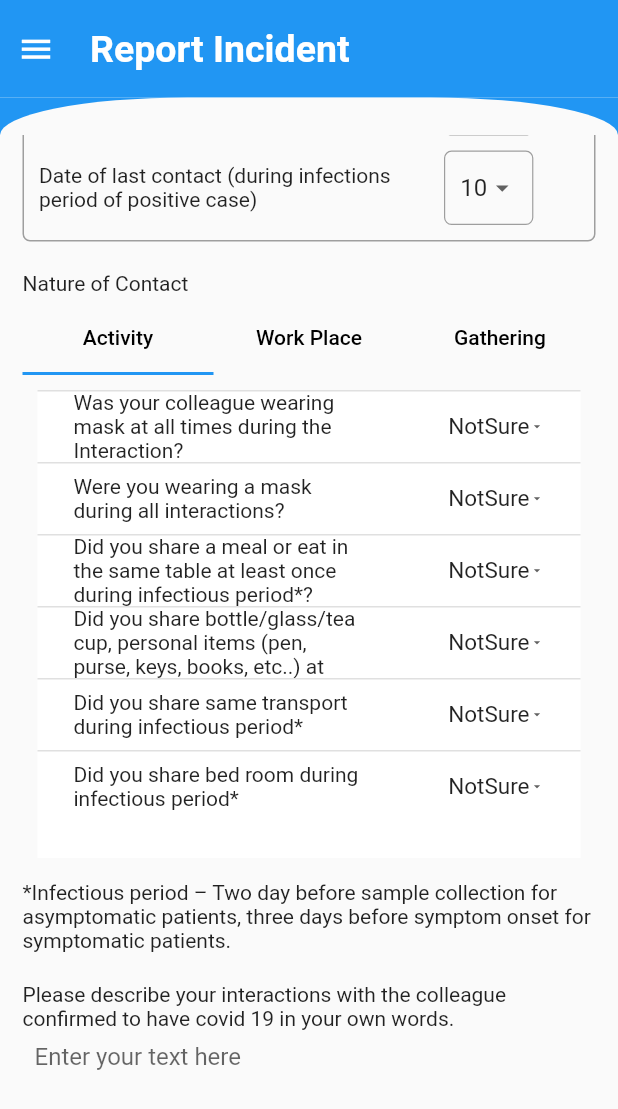
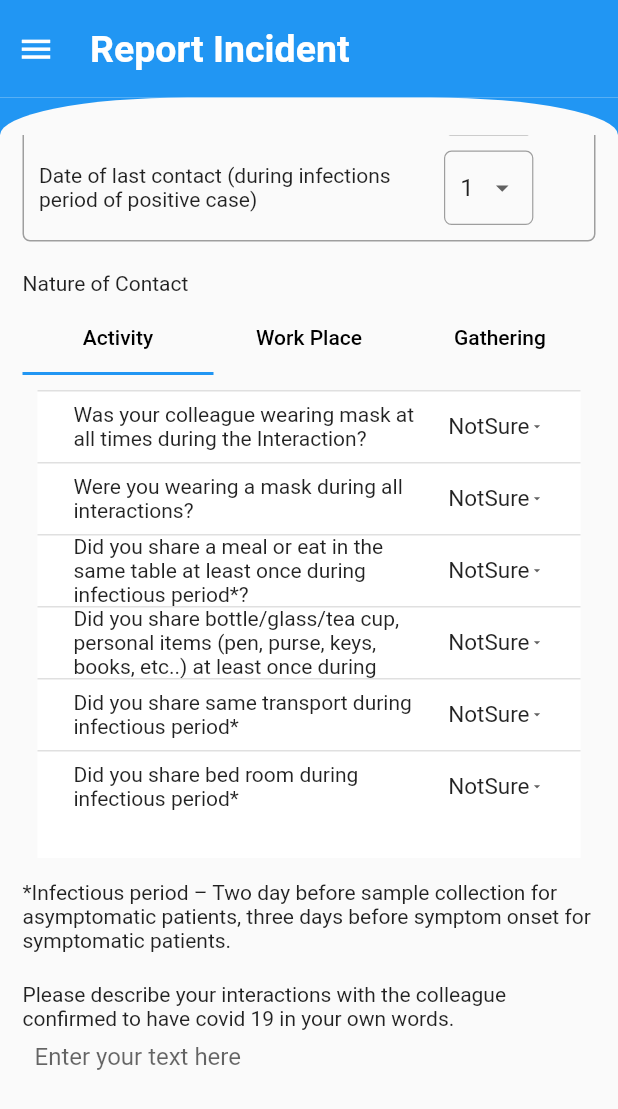
Before and after one commit to channa-fernando/covid-19-app, a Flutter app: the SubmitReadings screen opened directly, scrolled down 576 dp, on a phone screen of 412 x 824 dp. Shown: the top 1109 px of the screen. Run offline on Flutter 3.47's test engine with Material 2 defaults, Android fonts, the phone set to English and light mode, and no system bars; our stand-ins replace carousel_slider, email_validator, geolocator, google_maps_flutter, shared_preferences; missing offline and left inert: editable; accounts and stored records are empty; network calls fail; statements that could not run were skipped.

```diff
--- a/lib/screen/submitreadings.dart
+++ b/lib/screen/submitreadings.dart
@@ -102,8 +102,8 @@ class _SubmitReadingsState extends State<SubmitReadings> {
   String _daysOfContact = '14';
   var _daysOfContactList = ['14','13','12','11','10','9','8','7','6','5','4','3','2','1','0'];
 
-  String _daysOfLastContact = '10';
-  var _daysOfLastContactList = ['14','13','12','11','10','9','8','7','6','5','4','3','2','1','0'];
+  String _daysOfLastContact = '1';
+  var _daysOfLastContactList = ['31','30','29','28','27','26','25','24','23','22','21','20','19','18','17','16','15','14','13','12','11','10','9','8','7','6','5','4','3','2','1','0'];
 
   Future<void> _selectDate(BuildContext context) async {
     final DateTime? picked = await showDatePicker(
@@ -138,8 +138,15 @@ class _SubmitReadingsState extends State<SubmitReadings> {
 
   Future<void> _selectToTime(BuildContext context) async {
     final TimeOfDay? pickedTime =
-        await showTimePicker(context: context, initialTime: TimeOfDay.now());
-
+        await showTimePicker(context: context, initialTime: TimeOfDay.now(),
+            builder: (context, child) {
+              return MediaQuery(
+                  data: MediaQuery.of(context).copyWith(
+                    // Using 12-Hour format
+                      alwaysUse24HourFormat: false),
+                  // If you want 24-Hour format, just change alwaysUse24HourFormat to true
+                  child: child!);
+            });
     if (pickedTime != null)
       setState(() {
         _durationTo = pickedTime.format(context);
@@ -555,6 +562,7 @@ class _SubmitReadingsState extends State<SubmitReadings> {
                                   sortAscending: true,
                                   sortColumnIndex: 0,
                                   headingRowHeight: 0,
+                                  columnSpacing: 20.0,
                                   columns: [
                                     DataColumn(
                                       label: Text("Date", textAlign: TextAlign.start),
--- a/lib/utility/constants.dart
+++ b/lib/utility/constants.dart
@@ -1,6 +1,6 @@
 class Constants {
-  static const String BASEURL = "https://4c2b-112-134-177-254.ngrok.io";
+  static const String BASEURL = "https://1fc3-112-134-179-66.ngrok.io";
   static const String SL_HEALTH_COVID_ENDPOINT = "https://045a1505f9ab3573100f0b2c0168101a.m.pipedream.net";
-  static const String GET_MARKERS = "https://4c2b-112-134-177-254.ngrok.io";
+  static const String GET_MARKERS = "https://1fc3-112-134-179-66.ngrok.io";
 
 }
```
Also changed, not shown: lib/screen/googlemap.dart (+8 -1 lines).
